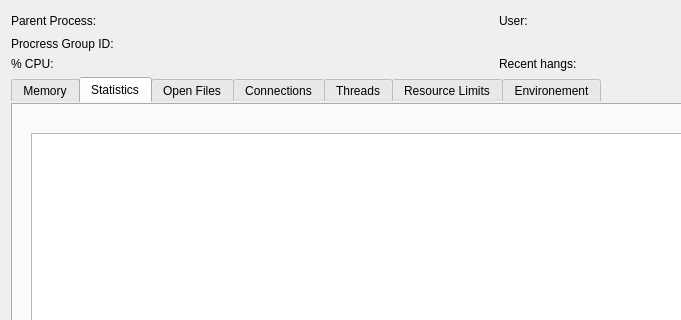
Old version of the form Under Construction/Activity Monitor.app/Resources/dialog_inspect_process.ui in the repository helloSystem/Utilities; both pictures show x 0 to 681 and y 0 to 320 of the 778 by 519 pixel window.
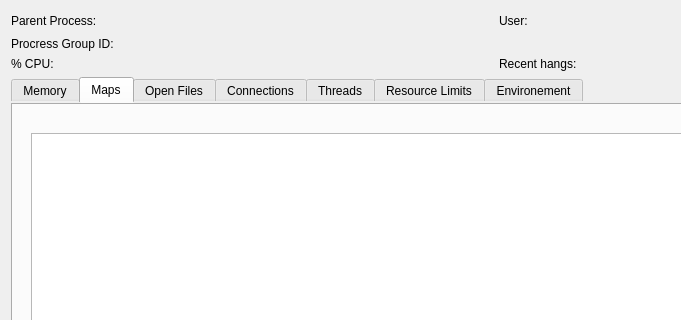
New version of the form. The open tabs and pages were chosen to show the change.

```diff
--- a/Under Construction/Activity Monitor.app/Resources/dialog_inspect_process.ui
+++ b/Under Construction/Activity Monitor.app/Resources/dialog_inspect_process.ui
@@ -417,7 +417,7 @@
        </widget>
        <widget class="QWidget" name="tab_Statistics">
         <attribute name="title">
-         <string>Statistics</string>
+         <string>Maps</string>
         </attribute>
         <layout class="QHBoxLayout" name="horizontalLayout_4">
          <property name="leftMargin">
```
Left out of the diff: 10 changed lines with no effect on the pictures.
